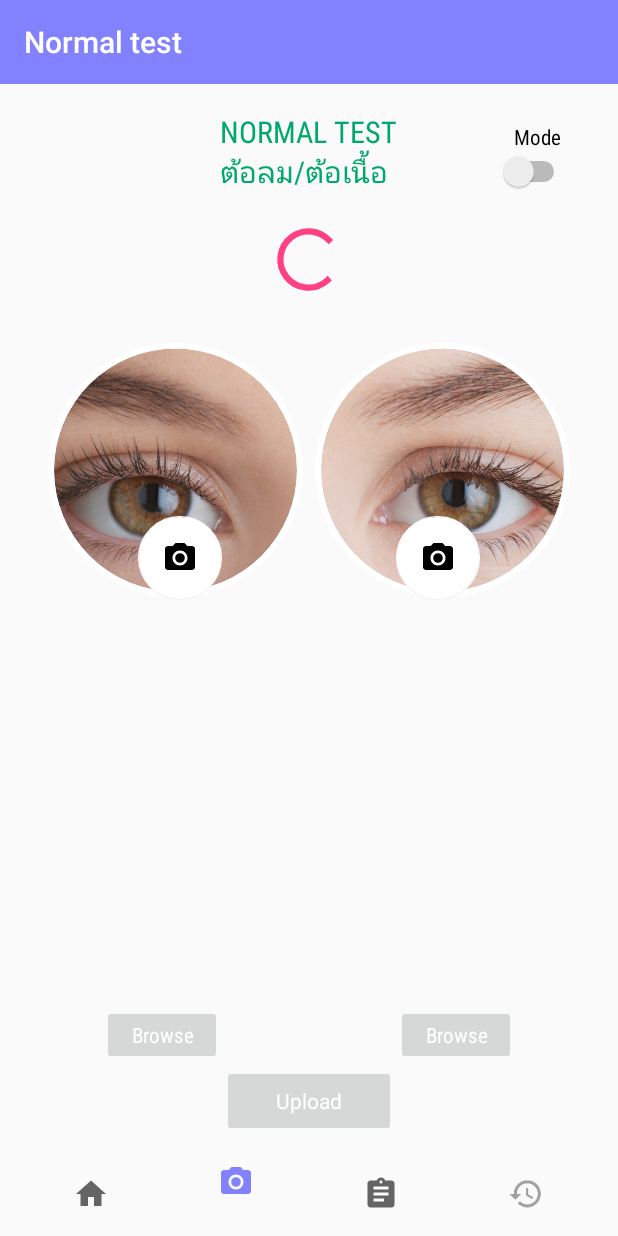
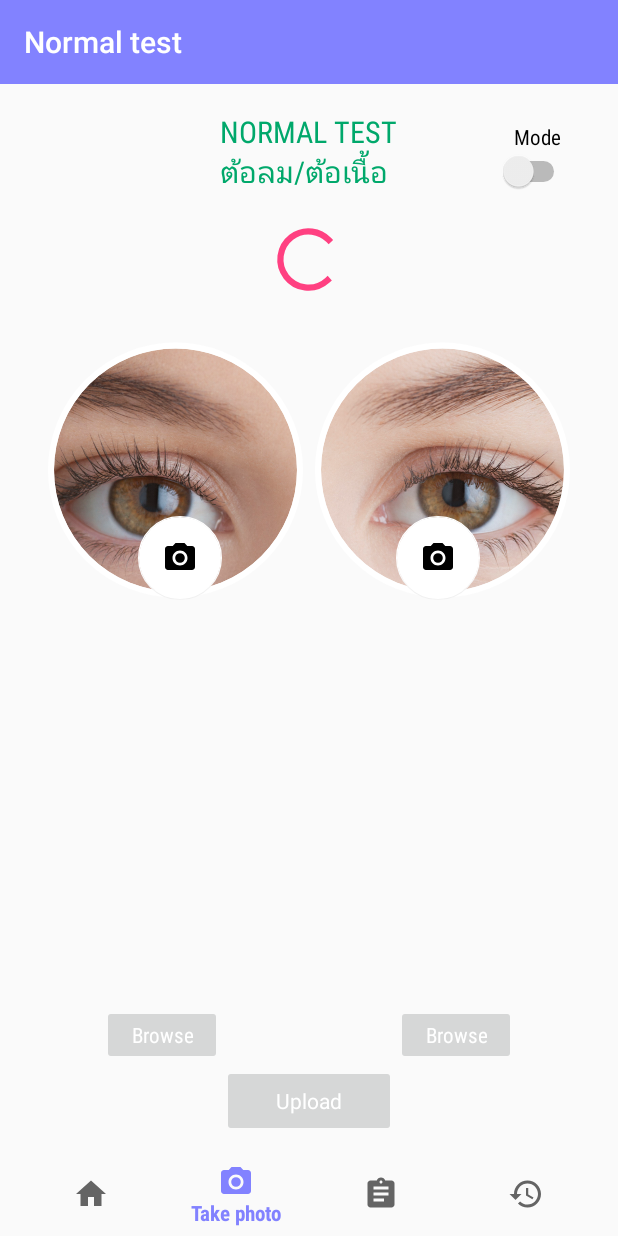
Before and after one commit to thanaboonmu/Eyeagnosis, an Android app: the CameraActivity screen opened directly, with no data from a screen before it, on a phone screen of 412 x 824 dp. Run offline under Robolectric (Android 15) with nearby library versions, the phone set to English and light mode, and no system bars; libraries missing offline, so code that uses them is left out: com.akexorcist.roundcornerprogressbar, com.koushikdutta.async, com.koushikdutta.ion, com.roger.catloadinglibrary, com.theartofdev.edmodo; plain views replace CircularImageView, CircularProgressButton, FButton, IconRoundCornerProgressBar; pictures from the network do not load; 2 statements that could not run were skipped.

Commit message:
update UI

```diff
--- /dev/null
+++ b/app/src/main/res/drawable/ic_history_black_24dp.xml
@@ -0,0 +1,9 @@
+<vector xmlns:android="http://schemas.android.com/apk/res/android"
+        android:width="24dp"
+        android:height="24dp"
+        android:viewportWidth="24.0"
+        android:viewportHeight="24.0">
+    <path
+        android:fillColor="#FF000000"
+        android:pathData="M13,3c-4.97,0 -9,4.03 -9,9L1,12l3.89,3.89 0.07,0.14L9,12L6,12c0,-3.87 3.13,-7 7,-7s7,3.13 7,7 -3.13,7 -7,7c-1.93,0 -3.68,-0.79 -4.94,-2.06l-1.42,1.42C8.27,19.99 10.51,21 13,21c4.97,0 9,-4.03 9,-9s-4.03,-9 -9,-9zM12,8v5l4.28,2.54 0.72,-1.21 -3.5,-2.08L13.5,8L12,8z"/>
+</vector>
--- a/app/src/main/res/menu/navigation.xml
+++ b/app/src/main/res/menu/navigation.xml
@@ -5,21 +5,25 @@
     <item
         android:id="@+id/navigation_home"
         android:icon="@drawable/ic_home_black_24dp"
-        android:title=""/>
+        android:title="Home"
+        app:showAsAction="always|withText"/>
 
     <item
         android:id="@+id/navigation_camera"
         android:icon="@drawable/ic_photo_camera_black_24dp"
-        android:title=""/>
+        android:title="Take photo"
+        app:showAsAction="always|withText"/>
 
     <item
         android:id="@+id/navigation_result"
         android:icon="@drawable/ic_result_black_24dp"
-        android:title=""/>
+        android:title="Result"
+        app:showAsAction="always|withText"/>
 
     <item
         android:id="@+id/navigation_track"
-        android:icon="@drawable/ic_track"
-        android:title=""/>
+        android:icon="@drawable/ic_history_black_24dp"
+        android:title="Tracking"
+        app:showAsAction="always|withText"/>
 
 </menu>
```
Also changed, not shown: app/src/main/res/layout/activity_main.xml (+17 -34 lines).
